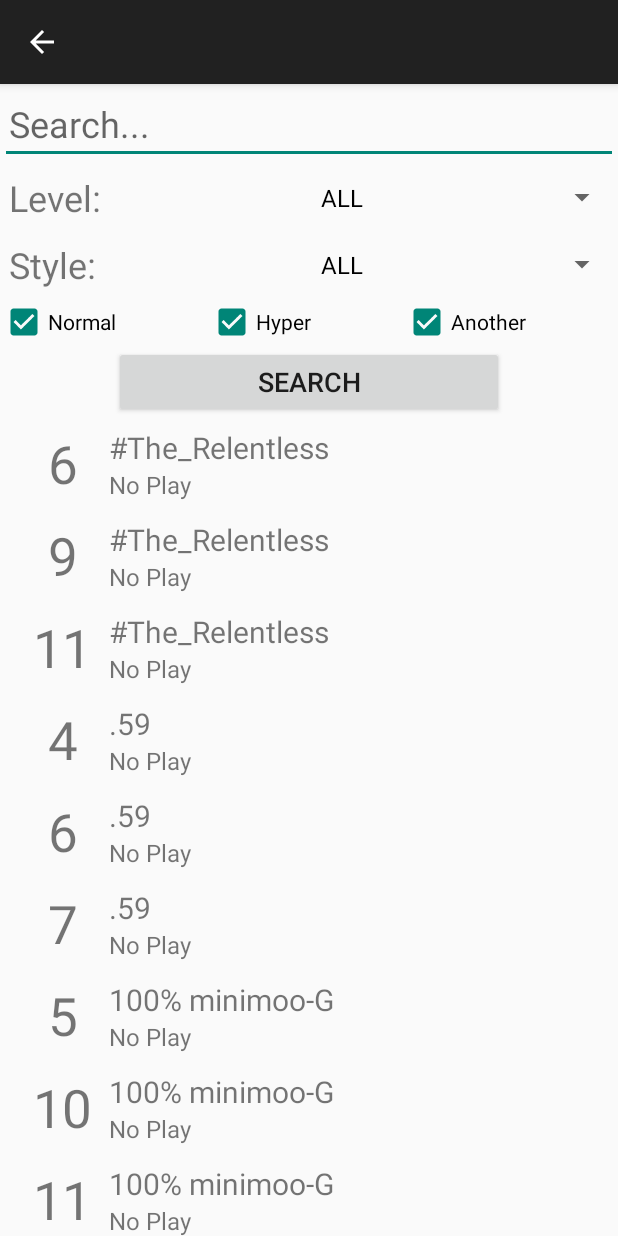
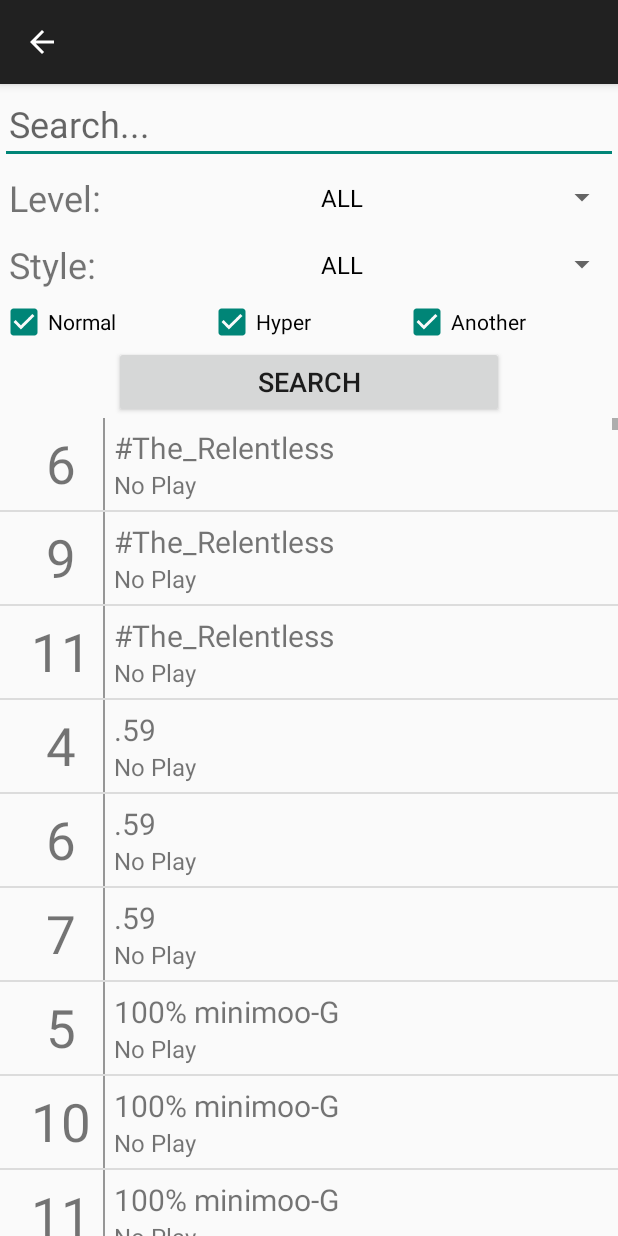
Before and after one commit to hillj35/iidxClearTracker, an Android app: the AddToGoalActivity screen opened directly, with no data from a screen before it, after a tap on "SEARCH", on a phone screen of 412 x 824 dp. Run offline under Robolectric (Android 15) with nearby library versions, the phone set to English and light mode, and no system bars.

Commit message:
Moved songs to ListView
Changed all song displays in the application to a listview instead of adding views to a layout dynamically. Runs much faster now c:

```diff
--- a/app/src/main/java/com/example/jordan/assignment1/GoalActivity.java
+++ b/app/src/main/java/com/example/jordan/assignment1/GoalActivity.java
@@ -75,7 +75,7 @@ public class GoalActivity extends AppCompatActivity implements SongFragment.OnFr
     }
 
     @Override
-    public void onFragmentInteraction(Uri uri){
+    public void onFragmentInteraction(int newClear){
         //you can leave it empty
     }
 
--- /dev/null
+++ b/app/src/main/java/com/example/jordan/assignment1/SongItem.java
@@ -0,0 +1,65 @@
+package com.example.jordan.assignment1;
+
+import android.graphics.Color;
+import android.view.View;
+import android.widget.TextView;
+
+/**
+ * Created by Jordan on 6/15/2017.
+ */
+
+public class SongItem {
+    private String name;
+    private String level;
+    private int clearNum;
+    private String clearText;
+    private int difficulty;
+
+    private TextView clear;
+    private View clearColor;
+
+    private int[] colors = {Color.TRANSPARENT, Color.GRAY, Color.MAGENTA,
+            Color.GREEN, Color.CYAN, Color.RED, Color.YELLOW, Color.BLUE};
+
+    public SongItem(String name, String level, String clearText, int clearNum, int difficulty) {
+        this.name = name;
+        this.level = level;
+        this.clearText = clearText;
+        this.clearNum = clearNum;
+        this.difficulty = difficulty;
+    }
+
+    public String getName() {
+        return name;
+    }
+    public String getLevel() {
+        return level;
+    }
+    public String getClearText() {
+        return clearText;
+    }
+    public int getClearNum() {
+        return clearNum;
+    }
+    public int getDifficulty() {
+        return difficulty;
+    }
+
+    public void setClearText(String value) {
+        clearText = value;
+    }
+    public void setClearNum(int value) {
+        clearNum = value;
+    }
+    public void setClearText(TextView value) {
+        clear = value;
+    }
+    public void setClearColorView(View value) {
+        clearColor = value;
+    }
+
+    public void setClears() {
+        clear.setText(getClearText());
+        clearColor.setBackgroundColor(colors[getClearNum()]);
+    }
+}
--- /dev/null
+++ b/app/src/main/java/com/example/jordan/assignment1/SongListAdapter.java
@@ -0,0 +1,83 @@
+package com.example.jordan.assignment1;
+
+import android.content.Context;
+import android.graphics.Color;
+import android.view.LayoutInflater;
+import android.view.View;
+import android.view.ViewGroup;
+import android.widget.ArrayAdapter;
+import android.widget.TextView;
+
+import com.example.jordan.assignment1.R;
+import com.example.jordan.assignment1.SongItem;
+
+import java.util.ArrayList;
+
+/**
+ * Created by Jordan on 6/15/2017.
+ */
+
+public class SongListAdapter extends ArrayAdapter<SongItem> implements View.OnClickListener {
+    private ArrayList<SongItem> data;
+
+    Context context;
+    int colors[] = {Color.TRANSPARENT, Color.GRAY, Color.MAGENTA,
+            Color.GREEN, Color.CYAN, Color.RED, Color.YELLOW, Color.BLUE};
+
+    private static class ViewHolder {
+        TextView name;
+        TextView level;
+        TextView clear;
+        View clearColor;
+    }
+
+    public void updateView(int position){
+        SongItem song = data.get(position);
+        song.setClears();
+    }
+
+    public SongListAdapter(ArrayList<SongItem> data, Context context) {
+        super(context, R.layout.song_item, data);
+        this.data = data;
+        this.context = context;
+    }
+
+    @Override
+    public void onClick(View v) {
+
+    }
+
+    @Override
+    public View getView(int position, View convertView, ViewGroup parent) {
+        SongItem song = getItem(position);
+        ViewHolder viewHolder;
+        final View result;
+
+        if (convertView  == null) {
+            viewHolder = new ViewHolder();
+            LayoutInflater inflater = LayoutInflater.from(getContext());
+            convertView = inflater.inflate(R.layout.song_item, parent, false);
+            viewHolder.name = (TextView) convertView.findViewById(R.id.song_item_name);
+            viewHolder.level = (TextView) convertView.findViewById(R.id.song_item_level);
+            viewHolder.clear = (TextView) convertView.findViewById(R.id.song_item_clear);
+            viewHolder.clearColor = convertView.findViewById(R.id.clearColor);
+
+            result = convertView;
+            convertView.setTag(viewHolder);
+        }
+        else {
+            viewHolder = (ViewHolder) convertView.getTag();
+            result = convertView;
+        }
+
+        viewHolder.name.setText(song.getName());
+        viewHolder.level.setText(song.getLevel());
+        viewHolder.clear.setText(song.getClearText());
+        viewHolder.clearColor.setBackgroundColor(colors[song.getClearNum()]);
+
+        song.setClearText(viewHolder.clear);
+        song.setClearColorView(viewHolder.clearColor);
+
+        return convertView;
+    }
+}
--- a/app/src/main/java/com/example/jordan/assignment1/folderfragment.java
+++ b/app/src/main/java/com/example/jordan/assignment1/folderfragment.java
@@ -1,5 +1,6 @@
 package com.example.jordan.assignment1;
 
+import android.app.Activity;
 import android.content.Context;
 import android.database.Cursor;
 import android.net.Uri;
@@ -8,7 +9,13 @@ import android.support.v4.app.Fragment;
 import android.view.LayoutInflater;
 import android.view.View;
 import android.view.ViewGroup;
+import android.widget.AdapterView;
 import android.widget.LinearLayout;
+import android.widget.ListView;
+
+import java.util.ArrayList;
+
+import layout.SongFragment;
 
 
 /**
@@ -30,7 +37,10 @@ public class folderfragment extends Fragment {
     private String version;
     private int difficulty;
     private int type;
-    private ClearTracker clearTracker = ClearTracker.getInstance();
+    private ArrayList<SongItem> songItems = new ArrayList<SongItem>();
+    private SongItem currentItem;
+    private SongListAdapter adapter;
+    private Cursor cursor;
 
     private OnFragmentInteractionListener mListener;
 
@@ -45,12 +55,9 @@ public class folderfragment extends Fragment {
      * @return A new instance of fragment folderfragment.
      */
     // TODO: Rename and change types and number of parameters
-    public static folderfragment newInstance(String version, int difficulty, int type) {
+    public static folderfragment newInstance() {
         folderfragment fragment = new folderfragment();
         Bundle args = new Bundle();
-        args.putString(ARG_PARAM1, version);
-        args.putInt(ARG_PARAM2, difficulty);
-        args.putInt(ARG_PARAM3, type);
         fragment.setArguments(args);
         return fragment;
     }
@@ -70,26 +77,55 @@ public class folderfragment extends Fragment {
                              Bundle savedInstanceState) {
         // Inflate the layout for this fragment
         View view = inflater.inflate(R.layout.fragment_folderfragment, container, false);
-        Cursor cursor;
-        switch (type) {
-            case 0:
-                //version
-                cursor = databaseHelper.getSongsFromVersion(version, difficulty);
-                break;
-            case 1:
-                //level
-                cursor = databaseHelper.getSongsFromLevel(version);
-                break;
-            case 2:
-                //clear
-                cursor = databaseHelper.getSongsFromClear(version);
-                break;
-            default:
-                //goals
-                cursor = databaseHelper.getSongsFromGoalList(version);
+        buildSongItemList(cursor);
+
+        //get listview
+        final ListView lv = (ListView)view.findViewById(R.id.lst_songs);
+        adapter = new SongListAdapter(songItems, getContext());
+        lv.setAdapter(adapter);
+
+        lv.setOnItemClickListener(new AdapterView.OnItemClickListener() {
+            @Override
+            public void onItemClick(AdapterView<?> parent, View view, int position, long id) {
+                SongItem song = songItems.get(position);
+                String songName = song.getName();
+                int songDifficulty = song.getDifficulty();
+                int songLevel = Integer.parseInt(song.getLevel());
+                int clearValue = song.getClearNum();
+                SongFragment sf = SongFragment.newInstance(songName, songDifficulty, songLevel, clearValue);
+                sf.show(getActivity().getFragmentManager(), "SongFragment");
+                currentItem = song;
+            }
+        });
+
+        return view;
+    }
+
+    public void updateClear(int newClear) {
+        currentItem.setClearNum(newClear);
+        currentItem.setClearText(getResources().getStringArray(R.array.clear_types)[newClear]);
+        databaseHelper.updateSongClear(currentItem.getName(), currentItem.getDifficulty(), newClear);
+        adapter.updateView(songItems.indexOf(currentItem));
+    }
+
+    public void setCursor(Cursor cursor) {
+        this.cursor = cursor;
+    }
+
+    private void buildSongItemList(Cursor cursor) {
+        cursor.moveToFirst();
+        while (!cursor.isAfterLast()) {
+            SongItem item;
+            String name = cursor.getString(0);
+            String level = Integer.toString(cursor.getInt(2));
+            int clearNum = cursor.getInt(1);
+            int difficulty = cursor.getInt(3);
+            String clearText = getResources().getStringArray(R.array.clear_types)[clearNum];
+
+            item = new SongItem(name, level, clearText, clearNum, difficulty);
+            songItems.add(item);
+            cursor.moveToNext();
         }
-        clearTracker.showSongs(cursor, (LinearLayout)view.findViewById(R.id.lyt_songs), getActivity());
-        return view;
     }
 
     // TODO: Rename method, update argument and hook method into UI event
--- a/app/src/main/java/com/example/jordan/assignment1/homeFragmentPagerAdapter.java
+++ b/app/src/main/java/com/example/jordan/assignment1/homeFragmentPagerAdapter.java
@@ -33,7 +33,7 @@ public class homeFragmentPagerAdapter extends FragmentPagerAdapter {
     @Override
     public void setPrimaryItem(ViewGroup container, int position, Object object) {
         if (getCurrentFragment() != object) {
-            currentFragment = (Fragment)object;
+            currentFragment = (Fragment) object;
         }
         super.setPrimaryItem(container, position, object);
     }
--- a/app/src/main/res/layout/activity_add_to_goal.xml
+++ b/app/src/main/res/layout/activity_add_to_goal.xml
@@ -108,17 +108,12 @@
         android:text="Search"
         android:textSize="18sp" />
 
-    <ScrollView
+    <LinearLayout
+        android:id="@+id/lyt_search"
         android:layout_width="match_parent"
-        android:layout_height="match_parent">
+        android:layout_height="match_parent"
+        android:orientation="vertical">
 
-        <LinearLayout
-            android:id="@+id/lyt_search"
-            android:layout_width="match_parent"
-            android:layout_height="wrap_content"
-            android:orientation="vertical">
-
-        </LinearLayout>
-    </ScrollView>
+    </LinearLayout>
 
 </LinearLayout>
--- a/app/src/main/res/layout/fragment_folderfragment.xml
+++ b/app/src/main/res/layout/fragment_folderfragment.xml
@@ -6,14 +6,8 @@
     android:orientation="vertical"
     android:weightSum="1">
 
-    <ScrollView
+    <ListView
+        android:id="@+id/lst_songs"
         android:layout_width="match_parent"
-        android:layout_height="match_parent">
-
-        <LinearLayout
-            android:id="@+id/lyt_songs"
-            android:layout_width="match_parent"
-            android:layout_height="wrap_content"
-            android:orientation="vertical" />
-    </ScrollView>
+        android:layout_height="match_parent" />
 </LinearLayout>
--- /dev/null
+++ b/app/src/main/res/layout/song_item.xml
@@ -0,0 +1,58 @@
+<?xml version="1.0" encoding="utf-8"?>
+<LinearLayout xmlns:android="http://schemas.android.com/apk/res/android"
+    android:layout_width="match_parent"
+    android:layout_height="wrap_content"
+    android:orientation="horizontal">
+
+    <View
+        android:id="@+id/clearColor"
+        android:layout_width="13dp"
+        android:layout_height="match_parent"
+        android:background="@color/colorAnother"></View>
+
+    <TextView
+        android:id="@+id/song_item_level"
+        android:layout_width="55dp"
+        android:layout_height="match_parent"
+        android:layout_weight="0"
+        android:gravity="center_vertical|center_horizontal"
+        android:paddingBottom="6dp"
+        android:paddingLeft="6dp"
+        android:paddingRight="6dp"
+        android:paddingTop="6dp"
+        android:text="12"
+        android:textSize="35sp" />
+
+    <View
+        android:id="@+id/verticalDivider"
+        android:layout_width="1dp"
+        android:layout_height="match_parent"
+        android:background="@color/black_overlay"></View>
+
+    <LinearLayout
+        android:layout_width="match_parent"
+        android:layout_height="wrap_content"
+        android:orientation="vertical">
+
+        <TextView
+            android:id="@+id/song_item_name"
+            android:layout_width="wrap_content"
+            android:layout_height="wrap_content"
+            android:layout_weight="1"
+            android:paddingLeft="6dp"
+            android:paddingTop="6dp"
+            android:text="Song Name"
+            android:textSize="20sp" />
+
+        <TextView
+            android:id="@+id/song_item_clear"
+            android:layout_width="match_parent"
+            android:layout_height="wrap_content"
+            android:layout_weight="1"
+            android:paddingBottom="6dp"
+            android:paddingLeft="6dp"
+            android:text="No Play"
+            android:textSize="16sp" />
+    </LinearLayout>
+
+</LinearLayout>
```
Also changed, not shown: app/src/main/AndroidManifest.xml (+10 -5 lines), app/src/main/java/com/example/jordan/assignment1/AddToGoalActivity.java (+12 -68 lines), app/src/main/java/com/example/jordan/assignment1/FolderActivity.java (+33 -2 lines), app/src/main/java/com/example/jordan/assignment1/databaseHelper.java (+10 -0 lines), app/src/main/java/com/example/jordan/assignment1/iidxFragmentPagerAdapter.java (+19 -1 lines), app/src/main/java/layout/SongFragment.java (+2 -10 lines).
